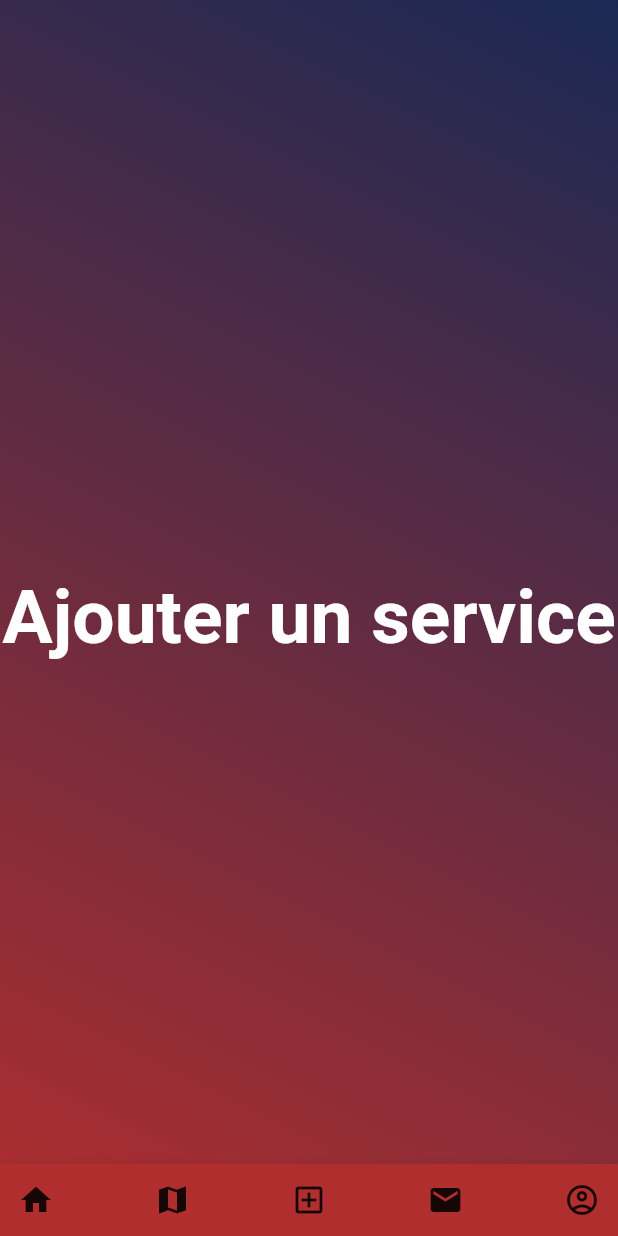
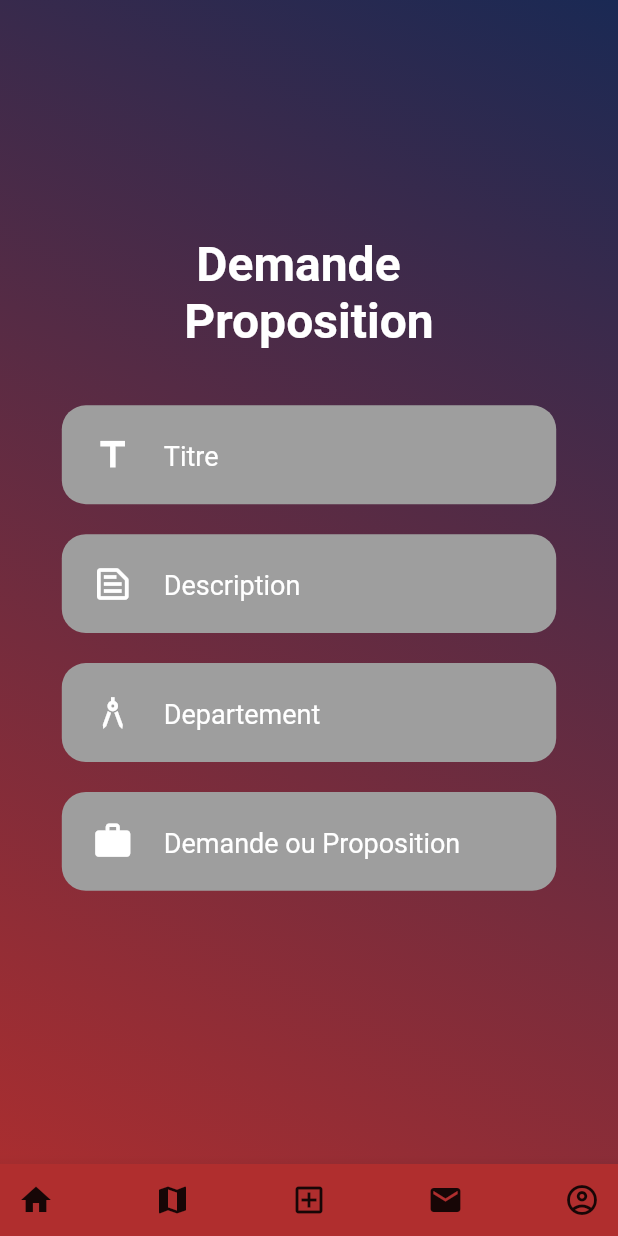
Before and after one commit to LeBonFrancais/app_le_bon_francais, a Flutter app: the NewService screen opened by its route, on a phone screen of 412 x 824 dp. Run offline on Flutter 3.47's test engine with Material 2 defaults, Android fonts, the light colour scheme and no system bars; our stand-ins replace fluttertoast, google_maps_flutter, rflutter_alert, webview_flutter; network calls fail.

Commit message:
Préparation de la page d'ajout d'un service (demande ou recherche) Maj de la classe card Préparation de la webview

```diff
--- a/lib/screens/new_service_screen.dart
+++ b/lib/screens/new_service_screen.dart
@@ -27,12 +27,63 @@ class _NewServiceState extends State<NewService> {
           ),
         ),
         alignment: Alignment.center,
-            child: const Text(
-              'Ajouter un service',
+        child: Column(
+          mainAxisAlignment: MainAxisAlignment.start,
+          children: [
+            const Spacer(flex: 1),
+            const Flexible(
+              child: Center(
+                child: Text(
+                  ' Demande\nProposition',
                   style: TextStyle(
                       color: Colors.white,
-                  fontSize: 50,
+                      fontSize: 32,
                       fontWeight: FontWeight.bold),
-            )));
+                ),
+              ),
+            ),
+            Column(
+              crossAxisAlignment: CrossAxisAlignment.end,
+              children: const [
+                TextInputField(
+                  icon: Icons.title,
+                  hint: 'Titre',
+                  inputType: TextInputType.text,
+                  inputAction: TextInputAction.next,
+                ),
+                TextInputField(
+                  icon: Icons.text_snippet_outlined,
+                  hint: 'Description',
+                  inputType: TextInputType.multiline,
+                  inputAction: TextInputAction.next,
+                ),
+                TextInputField(
+                  icon: Icons.architecture_sharp,
+                  hint: 'Departement',
+                  inputType: TextInputType.text,
+                  inputAction: TextInputAction.next,
+                ),
+                TextInputField(
+                  icon: Icons.work_outlined,
+                  hint: 'Demande ou Proposition',
+                  inputType: TextInputType.text,
+                  inputAction: TextInputAction.next,
+                ),
+                SizedBox(
+                  height: 25,
+                ),
+                SizedBox(
+                  height: 25,
+                ),
+              ],
+            ),
+            const SizedBox(
+              height: 40,
+            ),
+            const Spacer(flex: 1)
+          ],
+        ),
+      ),
+    );
   }
 }
--- a/lib/widgets/card.dart
+++ b/lib/widgets/card.dart
@@ -10,6 +10,7 @@ class CardWidget {
     required this.nom,
     required this.prenom,
     required this.numDep,
+    required this.nomDep,
   });
 
   final int idService;
@@ -20,6 +21,7 @@ class CardWidget {
   final String nom;
   final String prenom;
   final String numDep;
+  final String nomDep;
 
   factory CardWidget.fromJson(Map<String, dynamic> json) {
     return CardWidget(
@@ -31,6 +33,7 @@ class CardWidget {
       nom: json['NOM'],
       prenom: json['PRENOM'],
       numDep: json['NUMERO_DEP'],
+      nomDep: json['NUM_DEP'],
     );
   }
 }
```
Also changed, not shown: lib/screens/home.dart (+11 -11 lines), lib/screens/service_web_screen.dart (+35 -8 lines). Lines whose indentation alone changed are shown as unchanged.
